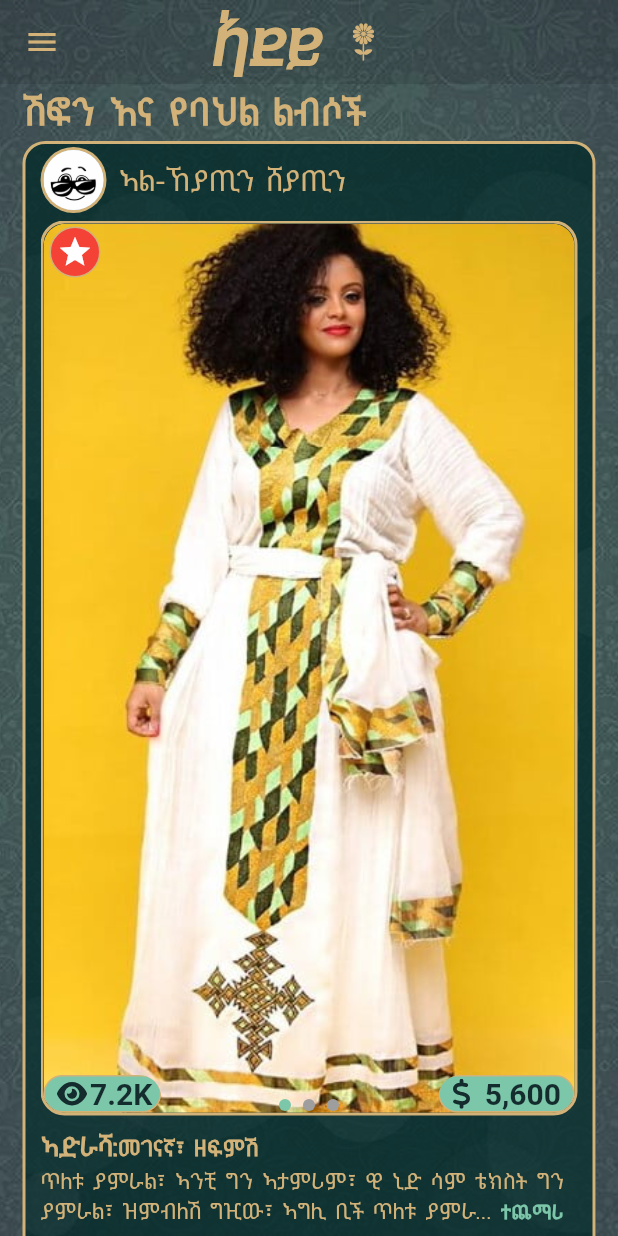
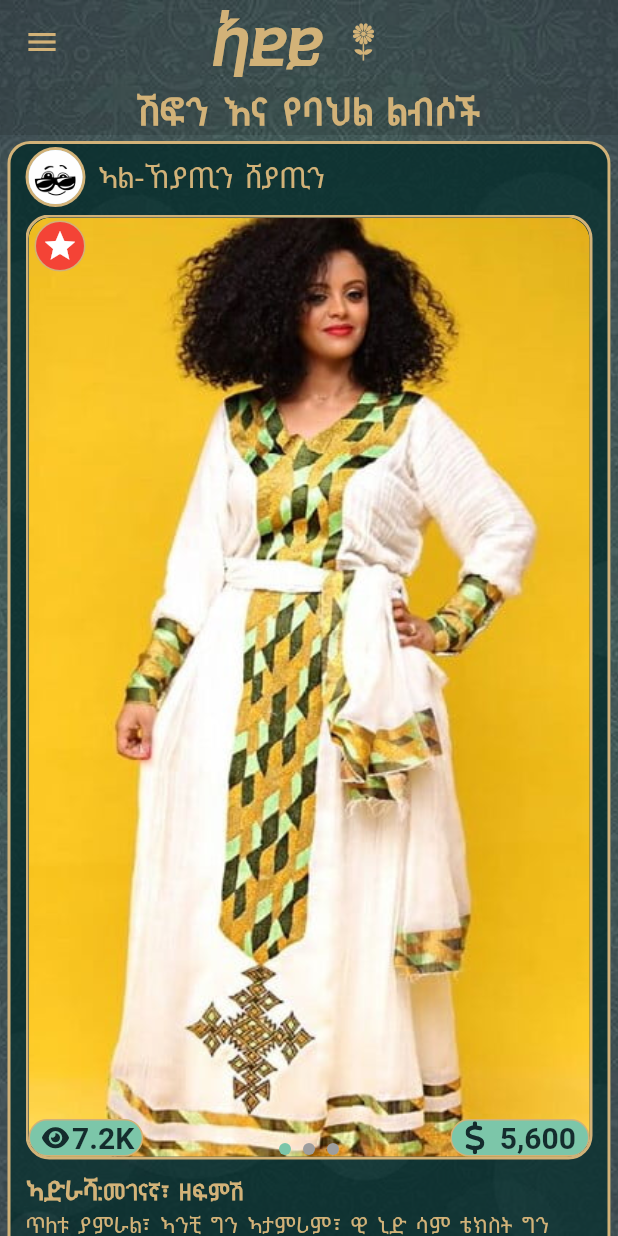
Before and after one commit to doti19/tlfi, a Flutter app: the screen it shows after launch, on a phone screen of 412 x 824 dp. Run offline on Flutter 3.47's test engine with Material 2 defaults, Android fonts, the phone set to English and light mode, and no system bars; drawn by our look-alikes of carousel_slider, readmore, smooth_page_indicator; our stand-ins replace extended_image, flutter_native_splash, flutter_svg, photo_view, shared_preferences; missing offline and left inert: easy_image_viewer.

Commit message:
is kind of responsive to landscape

```diff
--- a/lib/pages/main_page/main_page.dart
+++ b/lib/pages/main_page/main_page.dart
@@ -3,6 +3,7 @@ import 'package:flutter_svg/flutter_svg.dart';
 import 'package:provider/provider.dart';
 
 import '../../drawer/my_drawer.dart';
+import '../../drawer/my_drawer_land.dart';
 import '../../providers/dark_theme_provider.dart';
 import '../../providers/navigation_provider.dart';
 import '../../widgets/my_card.dart';
@@ -14,6 +15,7 @@ class MainPage extends StatelessWidget {
   Widget build(BuildContext context) {
     final theme = Provider.of<DarkThemeProvider>(context);
     final nav = Provider.of<NavigationProvider>(context);
+    final orientation = MediaQuery.of(context).orientation;
     return Scaffold(
         extendBodyBehindAppBar: true,
         appBar: AppBar(
@@ -42,7 +44,9 @@ class MainPage extends StatelessWidget {
           elevation: 0,
         ),
         backgroundColor: Colors.transparent,
-        drawer: const MyDrawer(),
+        drawer: orientation == Orientation.landscape
+            ? const MyDrawerLand()
+            : const MyDrawer(),
         body: DecoratedBox(
           decoration: BoxDecoration(
             image: DecorationImage(
@@ -53,12 +57,12 @@ class MainPage extends StatelessWidget {
           ),
           child: SafeArea(
             child: Column(
-              crossAxisAlignment: CrossAxisAlignment.start,
+              crossAxisAlignment: CrossAxisAlignment.center,
+              mainAxisAlignment: MainAxisAlignment.center,
               children: [
                 Container(
-                  margin: const EdgeInsets.symmetric(
-                    horizontal: 16,
-                  ),
+                  color: Colors.black12,
+                  child: Center(
                     child: Text(
                       nav.title,
                       overflow: TextOverflow.ellipsis,
@@ -70,7 +74,10 @@ class MainPage extends StatelessWidget {
                       ),
                     ),
                   ),
+                ),
                 Expanded(
+                  child: AspectRatio(
+                    aspectRatio: orientation == Orientation.landscape ? 2 : 1,
                     child: ListView(
                       children: const [
                         MyCard(indexes: [10, 11, 0]),
@@ -122,6 +129,7 @@ class MainPage extends StatelessWidget {
                       ],
                     ),
                   ),
+                ),
               ],
             ),
           ),
--- a/lib/widgets/my_card.dart
+++ b/lib/widgets/my_card.dart
@@ -46,7 +46,7 @@ class _MyCardState extends State<MyCard> {
     final theme = Provider.of<DarkThemeProvider>(context);
 
     return Container(
-        margin: const EdgeInsets.symmetric(vertical: 4, horizontal: 15),
+        margin: const EdgeInsets.symmetric(vertical: 4, horizontal: 5),
         padding: const EdgeInsets.symmetric(horizontal: 10, vertical: 2),
         decoration: BoxDecoration(
           border: Border.all(
@@ -70,10 +70,10 @@ class _MyCardState extends State<MyCard> {
               children: <Widget>[
                 CircleAvatar(
                   backgroundColor: theme.color1,
-                  radius: 22,
+                  radius: 20,
                   child: const CircleAvatar(
                     backgroundImage: AssetImage('assets/images/profile.jpg'),
-                    radius: 20,
+                    radius: 18,
                   ),
                 ),
                 Padding(
@@ -204,7 +204,6 @@ class _MyCardState extends State<MyCard> {
                   left: 0,
                   child: ClipRRect(
                     borderRadius: const BorderRadius.only(
-                      topRight: Radius.circular(15),
                       bottomLeft: Radius.circular(21),
                     ),
                     child: Container(
@@ -218,7 +217,7 @@ class _MyCardState extends State<MyCard> {
                       child: Row(
                         children: [
                           SvgPicture.asset('assets/svgs/eye.svg',
-                              height: 20, width: 20),
+                              height: 18, width: 18),
                           const SizedBox(width: 2),
                           const Text(
                             '7.2K',
@@ -252,7 +251,6 @@ class _MyCardState extends State<MyCard> {
                   right: 0,
                   child: ClipRRect(
                     borderRadius: const BorderRadius.only(
-                      topLeft: Radius.circular(15),
                       bottomRight: Radius.circular(21),
                     ),
                     child: Container(
@@ -267,8 +265,8 @@ class _MyCardState extends State<MyCard> {
                         children: [
                           SvgPicture.asset(
                             'assets/svgs/dollar.svg',
-                            height: 20,
-                            width: 20,
+                            height: 22,
+                            width: 22,
                           ),
                           const Text(
                             " 5,600",
```
Also changed, not shown: lib/drawer/my_drawer_land.dart (added, +160 -0 lines), lib/widgets/my_card_land.dart (added). Lines whose indentation alone changed are shown as unchanged.
